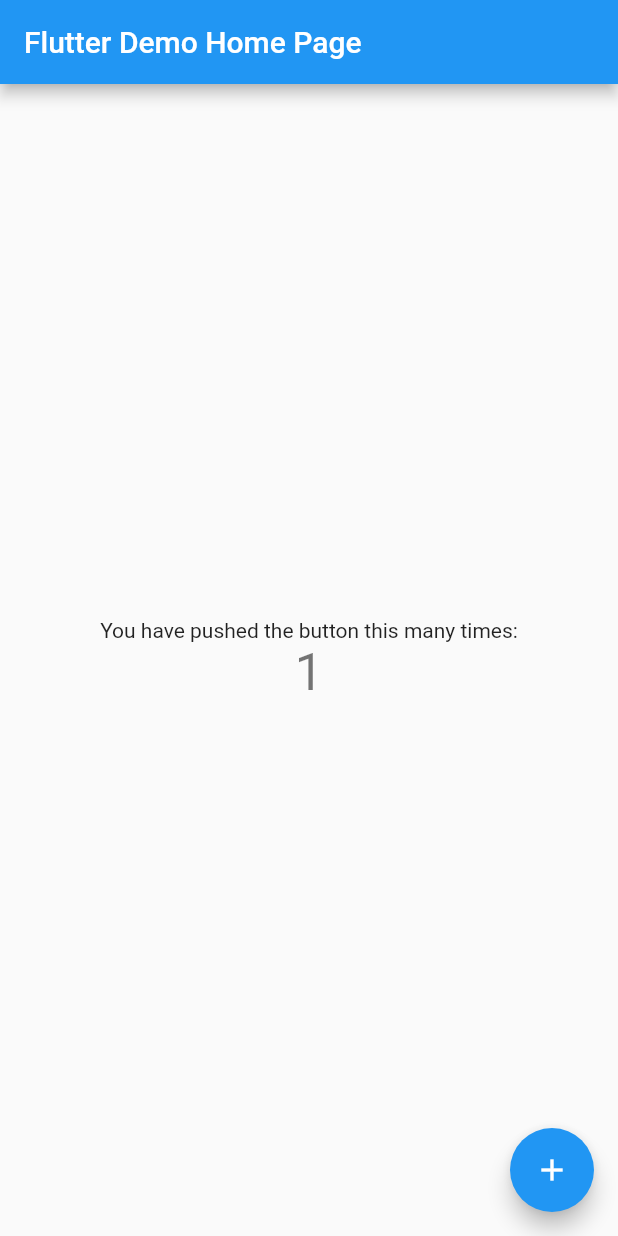
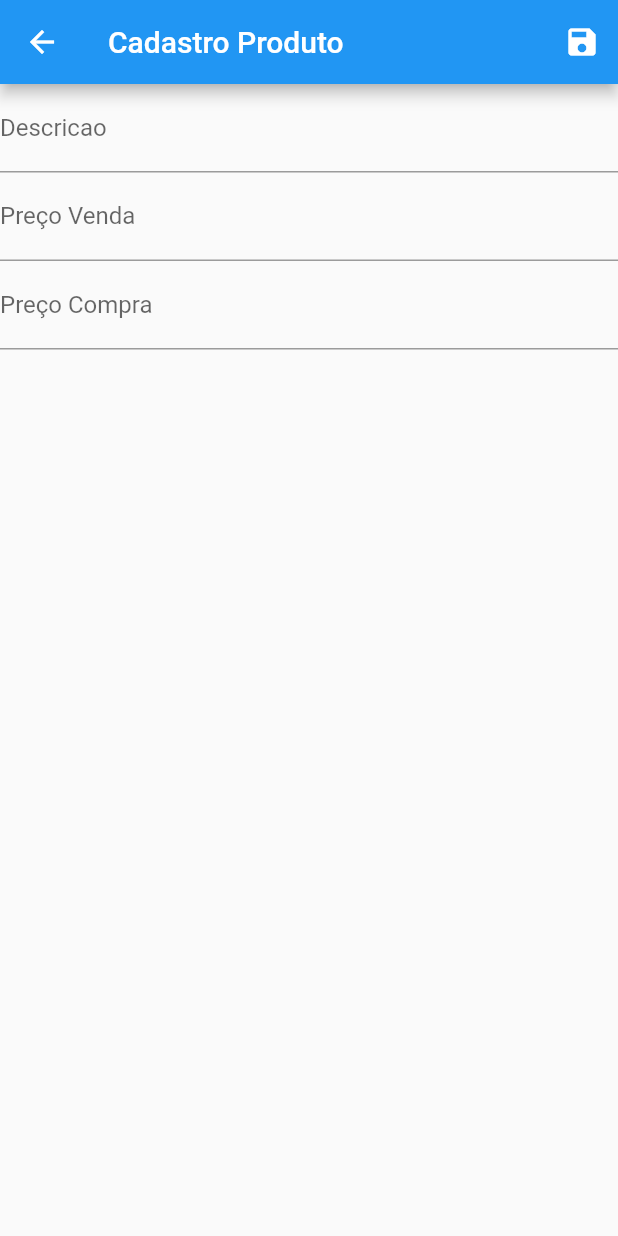
Before and after one commit to andrelarrosa/controle_estoque_flutter, a Flutter app: the screen it shows after launch, after a tap on the "add" icon, on a phone screen of 412 x 824 dp. Run offline on Flutter 3.47's test engine with Material 2 defaults, Android fonts, the phone set to English and light mode, and no system bars; our stand-ins replace sqflite; missing offline and left inert: dart:ffi; accounts and stored records are empty.

Commit message:
Desenvolvendo o frontend

```diff
--- a/lib/conexao/conexao.dart
+++ b/lib/conexao/conexao.dart
@@ -8,7 +8,7 @@
   static Future<Database> abrirConexao() async {
     if (_db == null) {
       String caminho = join(await getDatabasesPath(), 'banco.db');
-      deleteDatabase(caminho);
+      // deleteDatabase(caminho);
       _db = await openDatabase(
         caminho,
         version: 10,
--- a/lib/conexao/script.dart
+++ b/lib/conexao/script.dart
@@ -15,10 +15,14 @@
     );
   ''',
   '''
-    CREATE TABLE cliente (
+    CREATE TABLE produto(
       id INTEGER NOT NULL PRIMARY KEY,
-      nome TEXT NOT NULL,
-      cpf TEXT NOT NULL
+      descricao TEXT NOT NULL,
+      precoVenda FLOAT NOT   NULL,
+      precoCompra FLOAT NOT NULL
     );
   ''',
+  '''
+    INSERT INTO produto(descricao, precoVenda, precoCompra) VALUES (\"detergente\", 1.20, 0.80)
+  '''
 ];
--- a/lib/dao/produtoDAO.dart
+++ b/lib/dao/produtoDAO.dart
@@ -61,7 +61,7 @@
   }
 
   @override
-  Future<List<Produto>> listarTodos() async {
+  Future<List<Map<String, Object?>>> listarTodos() async {
     late Database db;
     try {
       const sql = 'SELECT * FROM produto';
@@ -75,7 +75,7 @@
             precoVenda: linha['precoVenda'] as double,
             precoCompra: linha['precoCompra'] as double);
       }).toList();
-      return produtos;
+      return resultado;
     } catch (e) {
       throw Exception('classe ProdutoDAO, método listar');
     }
--- a/lib/main.dart
+++ b/lib/main.dart
@@ -1,4 +1,6 @@
+import 'package:controle_estoque_flutter/view/form_produto.dart';
 import 'package:flutter/material.dart';
+import 'package:controle_estoque_flutter/view/lista_produto.dart';
 
 void main() {
   runApp(const MyApp());
@@ -12,104 +14,14 @@
   Widget build(BuildContext context) {
     return MaterialApp(
       title: 'Flutter Demo',
+      debugShowCheckedModeBanner: false,
       theme: ThemeData(
-        // This is the theme of your application.
-        //
-        // Try running your application with "flutter run". You'll see the
-        // application has a blue toolbar. Then, without quitting the app, try
-        // changing the primarySwatch below to Colors.green and then invoke
-        // "hot reload" (press "r" in the console where you ran "flutter run",
-        // or simply save your changes to "hot reload" in a Flutter IDE).
-        // Notice that the counter didn't reset back to zero; the application
-        // is not restarted.
         primarySwatch: Colors.blue,
       ),
-      home: const MyHomePage(title: 'Flutter Demo Home Page'),
+      routes: {
+        '/': (context) => const ListaProdutoReativo(),
+        '/produtoForm': (context) => ProdutoForm()
+      },
     );
   }
 }
-
-class MyHomePage extends StatefulWidget {
-  const MyHomePage({Key? key, required this.title}) : super(key: key);
-
-  // This widget is the home page of your application. It is stateful, meaning
-  // that it has a State object (defined below) that contains fields that affect
-  // how it looks.
-
-  // This class is the configuration for the state. It holds the values (in this
-  // case the title) provided by the parent (in this case the App widget) and
-  // used by the build method of the State. Fields in a Widget subclass are
-  // always marked "final".
-
-  final String title;
-
-  @override
-  State<MyHomePage> createState() => _MyHomePageState();
-}
-
-class _MyHomePageState extends State<MyHomePage> {
-  int _counter = 0;
-
-  void _incrementCounter() {
-    setState(() {
-      // This call to setState tells the Flutter framework that something has
-      // changed in this State, which causes it to rerun the build method below
-      // so that the display can reflect the updated values. If we changed
-      // _counter without calling setState(), then the build method would not be
-      // called again, and so nothing would appear to happen.
-      _counter++;
-    });
-  }
-
-  @override
-  Widget build(BuildContext context) {
-    // This method is rerun every time setState is called, for instance as done
-    // by the _incrementCounter method above.
-    //
-    // The Flutter framework has been optimized to make rerunning build methods
-    // fast, so that you can just rebuild anything that needs updating rather
-    // than having to individually change instances of widgets.
-    return Scaffold(
-      appBar: AppBar(
-        // Here we take the value from the MyHomePage object that was created by
-        // the App.build method, and use it to set our appbar title.
-        title: Text(widget.title),
-      ),
-      body: Center(
-        // Center is a layout widget. It takes a single child and positions it
-        // in the middle of the parent.
-        child: Column(
-          // Column is also a layout widget. It takes a list of children and
-          // arranges them vertically. By default, it sizes itself to fit its
-          // children horizontally, and tries to be as tall as its parent.
-          //
-          // Invoke "debug painting" (press "p" in the console, choose the
-          // "Toggle Debug Paint" action from the Flutter Inspector in Android
-          // Studio, or the "Toggle Debug Paint" command in Visual Studio Code)
-          // to see the wireframe for each widget.
-          //
-          // Column has various properties to control how it sizes itself and
-          // how it positions its children. Here we use mainAxisAlignment to
-          // center the children vertically; the main axis here is the vertical
-          // axis because Columns are vertical (the cross axis would be
-          // horizontal).
-          mainAxisAlignment: MainAxisAlignment.center,
-          children: <Widget>[
-            const Text(
-              'You have pushed the button this many times:',
-            ),
-            Text(
-              '$_counter',
-              style: Theme.of(context).textTheme.headline4,
-            ),
-          ],
-        ),
-      ),
-      floatingActionButton: FloatingActionButton(
-        onPressed: _incrementCounter,
-        tooltip: 'Increment',
-        child: const Icon(Icons.add),
-      ), // This trailing comma makes auto-formatting nicer for build methods.
-    );
-  }
-}
--- /dev/null
+++ b/lib/view/form_produto.dart
@@ -0,0 +1,63 @@
+import 'dart:ffi';
+
+import 'package:controle_estoque_flutter/dao/produtoDAO.dart';
+import 'package:controle_estoque_flutter/modelo/produto.dart';
+import 'package:flutter/material.dart';
+import 'package:path/path.dart';
+import 'package:sqflite/sqflite.dart';
+
+// ignore: must_be_immutable
+class ProdutoForm extends StatelessWidget {
+  dynamic id;
+  String? descricao;
+  double? precoVenda;
+  double? precoCompra;
+
+  ProdutoDAO dao = new ProdutoDAO();
+
+  @override
+  Widget build(BuildContext context) {
+    var produto;
+    var argumento = ModalRoute.of(context)?.settings.arguments;
+    if (argumento != null) {
+      Map<String, Object?> produto = argumento as Map<String, Object?>;
+      id = produto['id'] as int;
+    }
+    return Scaffold(
+        appBar: AppBar(
+          title: const Text('Cadastro Produto'),
+          actions: [
+            IconButton(
+                icon: const Icon(Icons.save),
+                onPressed: () {
+                  dao.salvar(Produto(
+                      descricao: descricao!,
+                      precoCompra: precoVenda!,
+                      precoVenda: precoCompra!));
+                  Navigator.pop(context, '/');
+                }),
+          ],
+        ),
+        body: Form(
+          child: Column(children: [
+            TextFormField(
+              decoration: InputDecoration(label: Text("Descricao")),
+              onChanged: (valorDigitado) => descricao = valorDigitado,
+              initialValue: descricao,
+            ),
+            TextFormField(
+              keyboardType: TextInputType.number,
+              decoration: InputDecoration(label: Text("Preço Venda")),
+              onChanged: (valorDigitado) =>
+                  precoVenda = double.parse(valorDigitado),
+            ),
+            TextFormField(
+              keyboardType: TextInputType.number,
+              decoration: InputDecoration(label: Text("Preço Compra")),
+              onChanged: (valorDigitado) =>
+                  precoCompra = double.parse(valorDigitado),
+            ),
+          ]),
+        ));
+  }
+}
--- /dev/null
+++ b/lib/view/lista_produto.dart
@@ -0,0 +1,49 @@
+import 'package:controle_estoque_flutter/dao/produtoDAO.dart';
+import 'package:flutter/material.dart';
+
+class ListaProdutoReativo extends StatefulWidget {
+  const ListaProdutoReativo({Key? key}) : super(key: key);
+
+  @override
+  State<ListaProdutoReativo> createState() => _ListaProdutoReativoState();
+}
+
+class _ListaProdutoReativoState extends State<ListaProdutoReativo> {
+  ProdutoDAO produtoDAO = new ProdutoDAO();
+  @override
+  Widget build(BuildContext context) {
+    return Scaffold(
+        appBar: AppBar(
+          title: const Text(''),
+          actions: [
+            IconButton(
+                icon: const Icon(Icons.add),
+                onPressed: () =>
+                    Navigator.pushNamed(context, '/produtoForm').then((value) {
+                      setState(() {});
+                    }))
+          ],
+        ),
+        body: FutureBuilder(
+          future: produtoDAO.listarTodos(),
+          builder:
+              (context, AsyncSnapshot<List<Map<String, Object?>>> snapshot) {
+            if (!snapshot.hasData) return const CircularProgressIndicator();
+            var lista = snapshot.data!;
+            return ListView.builder(
+              itemCount: lista.length,
+              itemBuilder: (context, contador) {
+                var produto = lista[contador];
+                return ListTile(
+                  title: Text(produto['descricao'].toString()),
+                  subtitle: Text(produto["precoVenda"].toString()),
+                  trailing: SizedBox(
+                    width: 100,
+                  ),
+                );
+              },
+            );
+          },
+        ));
+  }
+}
--- a/pubspec.yaml
+++ b/pubspec.yaml
@@ -34,9 +34,9 @@
   # The following adds the Cupertino Icons font to your application.
   # Use with the CupertinoIcons class for iOS style icons.
   cupertino_icons: ^1.0.2
-  sqflite: ^2.0.2
-  path: ^1.8.0
-  sqflite_common_ffi: ^2.1.0+2
+  sqflite:
+  path:
+  sqflite_common_ffi:
 
 dev_dependencies:
   flutter_test:
```
